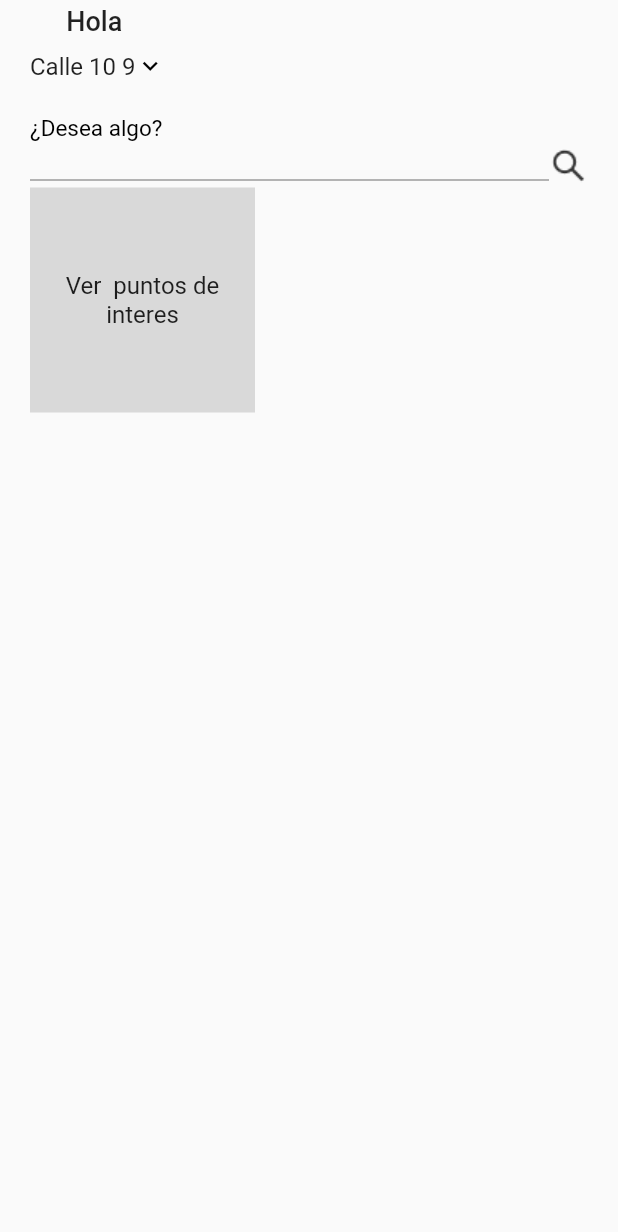
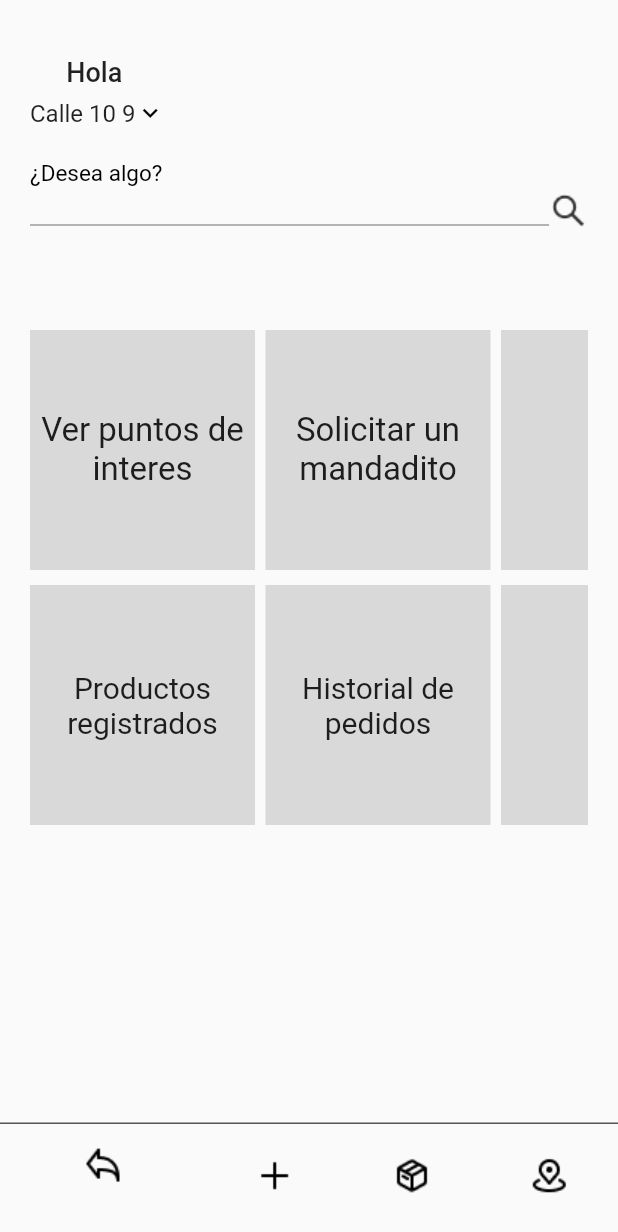
Before and after one commit to edwin141999/Mandaditos_Express, a Flutter app: the Dashboard screen opened directly with empty values, on a phone screen of 412 x 824 dp. Shown: the top 1232 px of the screen. Run offline on Flutter 3.47's test engine with Material 2 defaults, Android fonts, the phone set to English and light mode, and no system bars.

Commit message:
dashboard semi-terminado y cambio de link de aws

```diff
--- a/lib/dashboard/dashboard_screen.dart
+++ b/lib/dashboard/dashboard_screen.dart
@@ -20,6 +20,8 @@ class _DashboardState extends State<Dashboard> {
   ];
 
   String callesValue = 'Calle 10 9';
+  var textUp = ['Ver puntos de interes', 'Solicitar un mandadito', ''];
+  var textDown = ['Productos registrados', 'Historial de pedidos', ''];
 
   @override
   Widget build(BuildContext context) {
@@ -32,10 +34,11 @@ class _DashboardState extends State<Dashboard> {
               crossAxisAlignment: CrossAxisAlignment.start,
               children: [
                 SizedBox(
-                  height: 60,
+                  height: 90,
                   child: Column(
                     mainAxisAlignment: MainAxisAlignment.spaceAround,
                     children: [
+                      const Padding(padding: EdgeInsets.only(top: 30)),
                       Text(
                         'Hola ${widget.userInfo.user.firstName}',
                         style: const TextStyle(
@@ -100,22 +103,108 @@ class _DashboardState extends State<Dashboard> {
                     ],
                   ),
                 ),
-                Container(
-                  width: 150,
-                  height: 150,
-                  color: ColorSelect.kContainerBackground,
-                  child: const Center(
-                      child: Text(
-                    'Ver  puntos de interes',
-                    textAlign: TextAlign.center,
-                    style: TextStyle(fontSize: 16),
-                  )),
-                )
+                SizedBox(
+                  height: 460,
+                  child: Column(
+                    mainAxisAlignment: MainAxisAlignment.center,
+                    children: [
+                      SizedBox(
+                        height: 160,
+                        child: ListView.builder(
+                          itemCount: textUp.length,
+                          scrollDirection: Axis.horizontal,
+                          itemBuilder: (context, index) {
+                            return Container(
+                              margin: const EdgeInsets.only(right: 7),
+                              width: 150,
+                              color: ColorSelect.kContainerBackground,
+                              child: Center(
+                                  child: Text(
+                                textUp[index],
+                                textAlign: TextAlign.center,
+                                style: const TextStyle(fontSize: 22),
+                              )),
+                            );
+                          },
+                        ),
+                      ),
+                      const Padding(padding: EdgeInsets.only(top: 10)),
+                      SizedBox(
+                        height: 160,
+                        child: ListView.builder(
+                          itemCount: textDown.length,
+                          scrollDirection: Axis.horizontal,
+                          itemBuilder: (context, index) {
+                            return Container(
+                              margin: const EdgeInsets.only(right: 7),
+                              width: 150,
+                              color: ColorSelect.kContainerBackground,
+                              child: Center(
+                                  child: Text(
+                                textDown[index],
+                                textAlign: TextAlign.center,
+                                style: const TextStyle(fontSize: 20),
+                              )),
+                            );
+                          },
+                        ),
+                      ),
+                    ],
+                  ),
+                ),
               ],
             ),
           ),
         ),
       ),
+      bottomNavigationBar: const ButtonBar(),
     );
   }
 }
+
+class ButtonBar extends StatefulWidget {
+  const ButtonBar({
+    Key? key,
+  }) : super(key: key);
+
+  @override
+  State<ButtonBar> createState() => _ButtonBarState();
+}
+
+class _ButtonBarState extends State<ButtonBar> {
+  int selectedPage = 0;
+
+  @override
+  Widget build(BuildContext context) {
+    return SizedBox(
+      height: MediaQuery.of(context).size.height * 0.101,
+      child: Column(
+        children: [
+          const Divider(color: Colors.black),
+          BottomNavigationBar(
+            items: [
+              BottomNavigationBarItem(
+                  icon: Image.asset('assets/images/icon_arrow_back.png'),
+                  label: ''),
+              BottomNavigationBarItem(
+                  icon: Image.asset('assets/images/icon_plus.png'), label: ''),
+              BottomNavigationBarItem(
+                  icon: Image.asset('assets/images/icon_shopping.png'),
+                  label: ''),
+              BottomNavigationBarItem(
+                  icon: Image.asset('assets/images/icon_ubicacion.png'),
+                  label: ''),
+            ],
+            currentIndex: selectedPage,
+            elevation: 0,
+            onTap: (int index) {
+              setState(() {
+                selectedPage = index;
+              });
+            },
+          ),
+        ],
+      ),
+    );
+  }
+}
--- a/lib/login/login_screen.dart
+++ b/lib/login/login_screen.dart
@@ -68,8 +68,7 @@ class _LoginScreenState extends State<LoginScreen> {
   }
 
   Future<void> login() async {
-    var url = Uri.parse(
-        'http://ec2-54-174-241-22.compute-1.amazonaws.com/users/login');
+    var url = Uri.parse('http://54.163.243.254/users/login');
     return await Future.delayed(
         const Duration(seconds: 2),
         () => {
--- a/lib/register/register_screen.dart
+++ b/lib/register/register_screen.dart
@@ -56,6 +56,7 @@ class _RegisterScreenState extends State<RegisterScreen> {
       register();
     }
   }
+
   @override
   void initState() {
     _passwordVisible = false;
@@ -64,8 +65,7 @@ class _RegisterScreenState extends State<RegisterScreen> {
 
   Future<void> register() async {
     // var url = Uri.parse('http://192.168.100.13:3000/users/register');
-    var url = Uri.parse(
-        'http://ec2-54-174-241-22.compute-1.amazonaws.com/users/register');
+    var url = Uri.parse('http://54.163.243.254/users/register');
     return await Future.delayed(
         const Duration(seconds: 2),
         () => {
```
